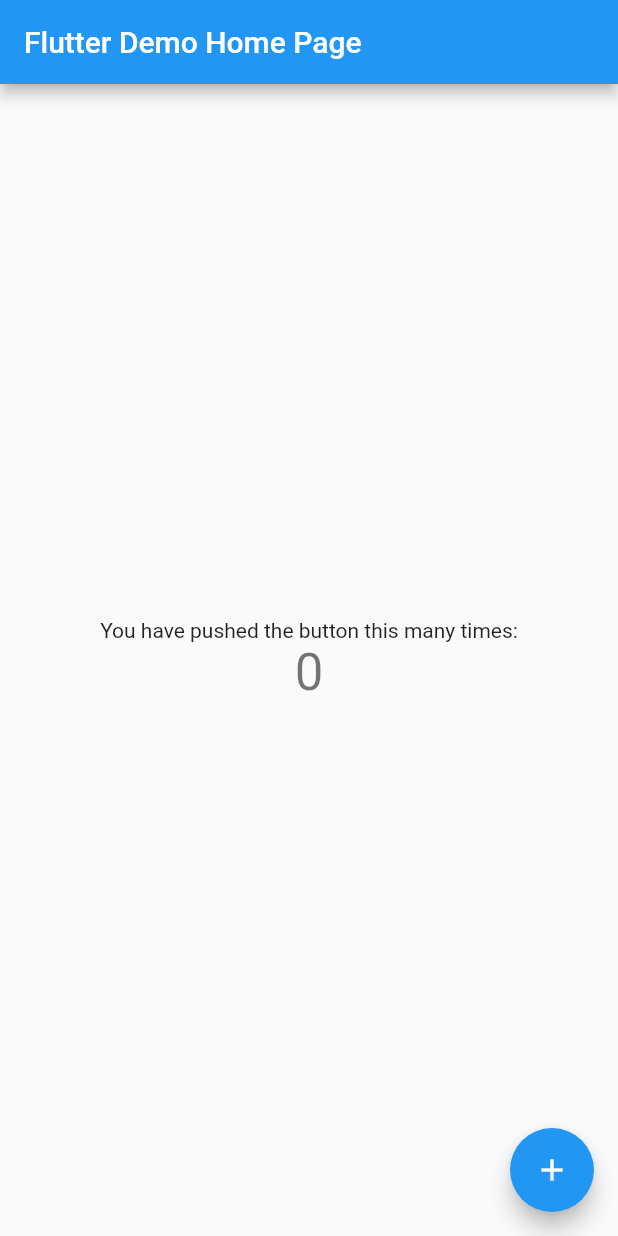
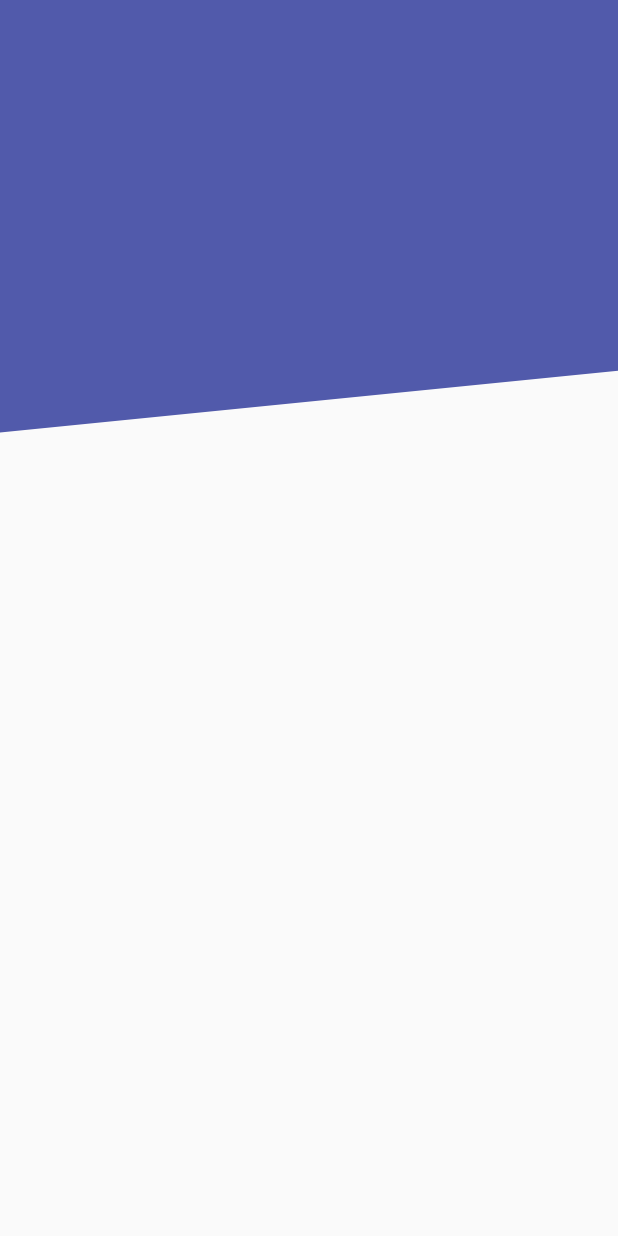
Before and after one commit to alejandrolgarcia/designs-custom-painter, a Flutter app: the screen it shows after launch, on a phone screen of 412 x 824 dp. Run offline on Flutter 3.47's test engine with Material 2 defaults, Android fonts, the phone set to English and light mode, and no system bars.

Commit message:
custom painter diagonal

```diff
--- a/lib/main.dart
+++ b/lib/main.dart
@@ -1,117 +1,16 @@
 import 'package:flutter/material.dart';
 
-void main() {
-  runApp(MyApp());
-}
+import 'package:designs_flutter_app/src/screens/headers_screen.dart';
+
+void main() => runApp(MyApp());
 
 class MyApp extends StatelessWidget {
-  // This widget is the root of your application.
   @override
   Widget build(BuildContext context) {
     return MaterialApp(
-      title: 'Flutter Demo',
-      theme: ThemeData(
-        // This is the theme of your application.
-        //
-        // Try running your application with "flutter run". You'll see the
-        // application has a blue toolbar. Then, without quitting the app, try
-        // changing the primarySwatch below to Colors.green and then invoke
-        // "hot reload" (press "r" in the console where you ran "flutter run",
-        // or simply save your changes to "hot reload" in a Flutter IDE).
-        // Notice that the counter didn't reset back to zero; the application
-        // is not restarted.
-        primarySwatch: Colors.blue,
-        // This makes the visual density adapt to the platform that you run
-        // the app on. For desktop platforms, the controls will be smaller and
-        // closer together (more dense) than on mobile platforms.
-        visualDensity: VisualDensity.adaptivePlatformDensity,
-      ),
-      home: MyHomePage(title: 'Flutter Demo Home Page'),
+      debugShowCheckedModeBanner: false,
+      title: 'Designs App',
+      home: HeadersScreen(),
     );
   }
 }
-
-class MyHomePage extends StatefulWidget {
-  MyHomePage({Key key, this.title}) : super(key: key);
-
-  // This widget is the home page of your application. It is stateful, meaning
-  // that it has a State object (defined below) that contains fields that affect
-  // how it looks.
-
-  // This class is the configuration for the state. It holds the values (in this
-  // case the title) provided by the parent (in this case the App widget) and
-  // used by the build method of the State. Fields in a Widget subclass are
-  // always marked "final".
-
-  final String title;
-
-  @override
-  _MyHomePageState createState() => _MyHomePageState();
-}
-
-class _MyHomePageState extends State<MyHomePage> {
-  int _counter = 0;
-
-  void _incrementCounter() {
-    setState(() {
-      // This call to setState tells the Flutter framework that something has
-      // changed in this State, which causes it to rerun the build method below
-      // so that the display can reflect the updated values. If we changed
-      // _counter without calling setState(), then the build method would not be
-      // called again, and so nothing would appear to happen.
-      _counter++;
-    });
-  }
-
-  @override
-  Widget build(BuildContext context) {
-    // This method is rerun every time setState is called, for instance as done
-    // by the _incrementCounter method above.
-    //
-    // The Flutter framework has been optimized to make rerunning build methods
-    // fast, so that you can just rebuild anything that needs updating rather
-    // than having to individually change instances of widgets.
-    return Scaffold(
-      appBar: AppBar(
-        // Here we take the value from the MyHomePage object that was created by
-        // the App.build method, and use it to set our appbar title.
-        title: Text(widget.title),
-      ),
-      body: Center(
-        // Center is a layout widget. It takes a single child and positions it
-        // in the middle of the parent.
-        child: Column(
-          // Column is also a layout widget. It takes a list of children and
-          // arranges them vertically. By default, it sizes itself to fit its
-          // children horizontally, and tries to be as tall as its parent.
-          //
-          // Invoke "debug painting" (press "p" in the console, choose the
-          // "Toggle Debug Paint" action from the Flutter Inspector in Android
-          // Studio, or the "Toggle Debug Paint" command in Visual Studio Code)
-          // to see the wireframe for each widget.
-          //
-          // Column has various properties to control how it sizes itself and
-          // how it positions its children. Here we use mainAxisAlignment to
-          // center the children vertically; the main axis here is the vertical
-          // axis because Columns are vertical (the cross axis would be
-          // horizontal).
-          mainAxisAlignment: MainAxisAlignment.center,
-          children: <Widget>[
-            Text(
-              'You have pushed the button this many times:',
-            ),
-            Text(
-              '$_counter',
-              style: Theme.of(context).textTheme.headline4,
-            ),
-          ],
-        ),
-      ),
-      floatingActionButton: FloatingActionButton(
-        onPressed: _incrementCounter,
-        tooltip: 'Increment',
-        child: Icon(Icons.add),
-      ), // This trailing comma makes auto-formatting nicer for build methods.
-    );
-  }
-}
--- /dev/null
+++ b/lib/src/screens/headers_screen.dart
@@ -0,0 +1,12 @@
+import 'package:flutter/material.dart';
+
+import 'package:designs_flutter_app/src/widgets/headers_widget.dart';
+
+class HeadersScreen extends StatelessWidget {
+  @override
+  Widget build(BuildContext context) {
+    return Scaffold(
+      body: DiagonalHeader()
+    );
+  }
+}
--- /dev/null
+++ b/lib/src/widgets/headers_widget.dart
@@ -0,0 +1,74 @@
+import 'package:flutter/material.dart';
+
+class SquareHeader extends StatelessWidget {
+  @override
+  Widget build(BuildContext context) {
+    return Container(
+
+      height: 300,
+      color: Color(0xff515AAB),
+
+    );
+  }
+}
+
+class BorderRadiusHeader extends StatelessWidget {
+  @override
+  Widget build(BuildContext context) {
+    return Container(
+
+      height: 300,
+      decoration: BoxDecoration(
+        color: Color(0xff515AAB),
+        borderRadius: BorderRadius.only(
+          bottomLeft: Radius.circular(50),
+          bottomRight: Radius.circular(50)
+        )
+      ),
+
+    );
+  }
+}
+
+class DiagonalHeader extends StatelessWidget {
+  @override
+  Widget build(BuildContext context) {
+    return Container(
+      height: double.infinity,
+      width: double.infinity,
+      child: CustomPaint(
+        painter: _DiagonalHeaderPaint(),
+      ),
+
+    );
+  }
+}
+
+class _DiagonalHeaderPaint extends CustomPainter {
+
+  @override
+  void paint(Canvas canvas, Size size) {
+
+    final paint = new Paint();
+    final path  = new Path();
+
+    // Properties
+    paint.color = Color(0xff515AAB);
+    paint.style = PaintingStyle.fill;
+    paint.strokeWidth = 2;
+
+    // Draw with the path and pencil
+    path.moveTo( 0, size.height * 0.35 );
+    path.lineTo(size.width, size.height * 0.30 );
+    path.lineTo(size.width, 0 );
+    path.lineTo(0, 0);
+
+    canvas.drawPath(path, paint);
+  }
+
+    @override
+    bool shouldRepaint(covariant CustomPainter oldDelegate) {
+    return true;
+  }
+
+}
```
